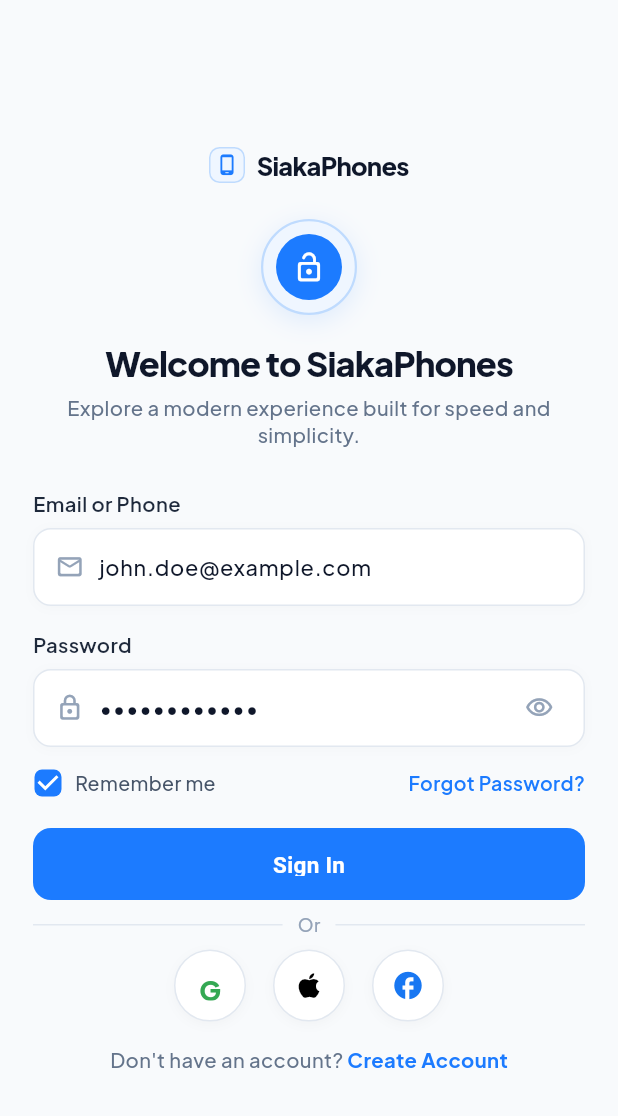
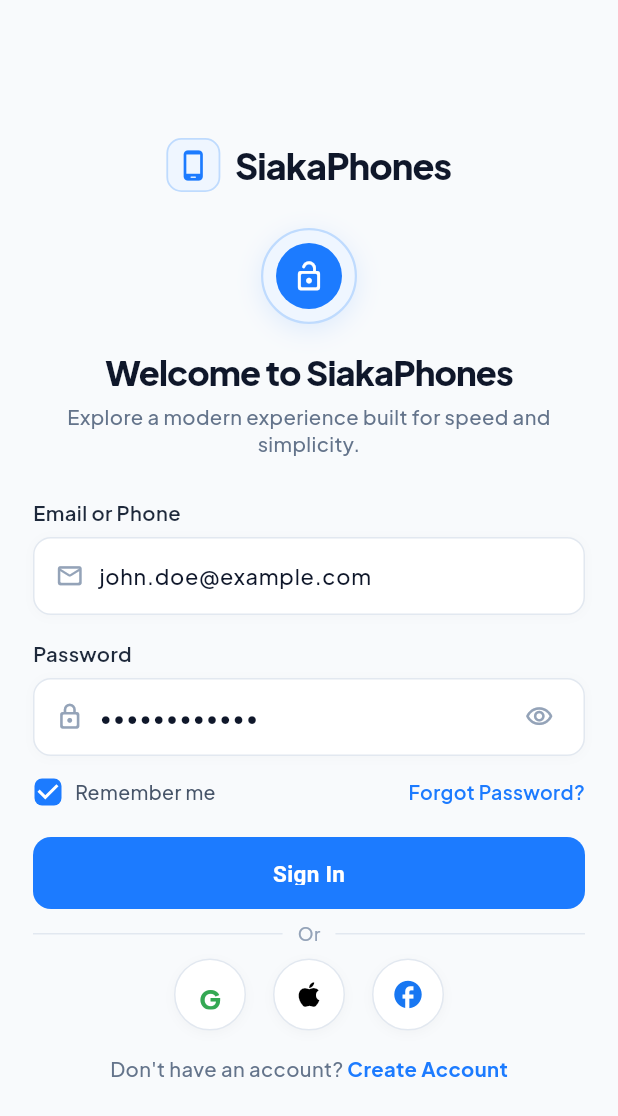
Before and after one commit to couragebrown/siaka-phones, a Flutter app: the screen it shows after launch, on a phone screen of 412 x 824 dp. Shown: the top 1116 px of the screen. Run offline on Flutter 3.47's test engine with Material 3 defaults, Android fonts, the phone set to English and light mode, and no system bars; our stand-ins replace google_fonts, shared_preferences.

Commit message:
style: increase SiakaPhones brand header size on sign in and sign up screens

```diff
--- a/flutter_app/lib/ui/features/auth/sign_in_view.dart
+++ b/flutter_app/lib/ui/features/auth/sign_in_view.dart
@@ -173,29 +173,26 @@ class _SignInViewState extends State<SignInView> {
   }
 
   Widget _buildTopBar() {
-    return Row(
-      children: [
-        const SizedBox(width: 38), // spacer to balance the right side
-        Expanded(
+    return Center(
       child: Row(
         mainAxisAlignment: MainAxisAlignment.center,
         mainAxisSize: MainAxisSize.min,
         children: [
           Container(
-                width: 24,
-                height: 24,
+            width: 36,
+            height: 36,
             decoration: BoxDecoration(
               color: const Color(0xFFEFF6FF),
-                  borderRadius: BorderRadius.circular(7),
-                  border: Border.all(color: const Color(0xFFBFDBFE)),
+              borderRadius: BorderRadius.circular(10),
+              border: Border.all(color: const Color(0xFFBFDBFE), width: 1.2),
             ),
             child: const Icon(
               Icons.phone_android_rounded,
-                  size: 15,
+              size: 22,
               color: Color(0xFF1C7BFF),
             ),
           ),
-              const SizedBox(width: 8),
+          const SizedBox(width: 10),
           const Flexible(
             child: Text(
               'SiakaPhones',
@@ -203,17 +200,14 @@ class _SignInViewState extends State<SignInView> {
               overflow: TextOverflow.ellipsis,
               style: TextStyle(
                 color: Color(0xFF0F172A),
-                    fontSize: 17,
+                fontSize: 24,
                 fontWeight: FontWeight.w800,
-                    letterSpacing: -0.5,
+                letterSpacing: -0.6,
               ),
             ),
           ),
         ],
       ),
-        ),
-        const SizedBox(width: 38), // Balance spacer
-      ],
     );
   }
 
```
Also changed, not shown: flutter_app/lib/ui/features/auth/sign_up_view.dart (+8 -8 lines). Lines whose indentation alone changed are shown as unchanged.
